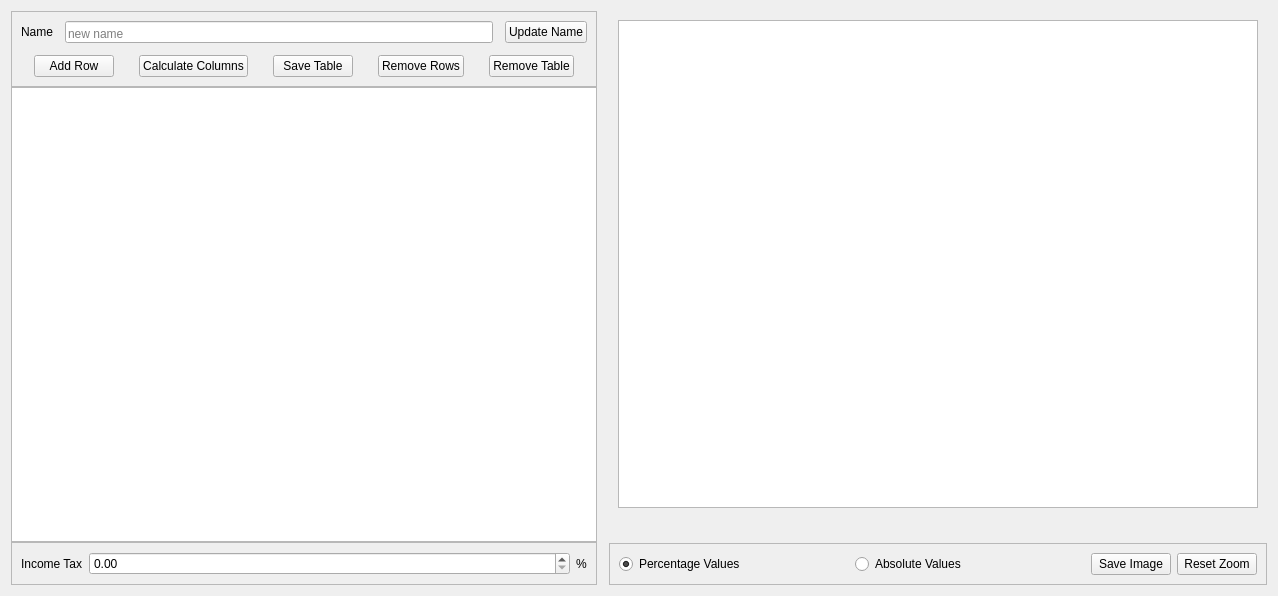
The window that src/ui/table_base.ui (wwmm/viewprofit) describes before a commit, drawn with Qt 5.
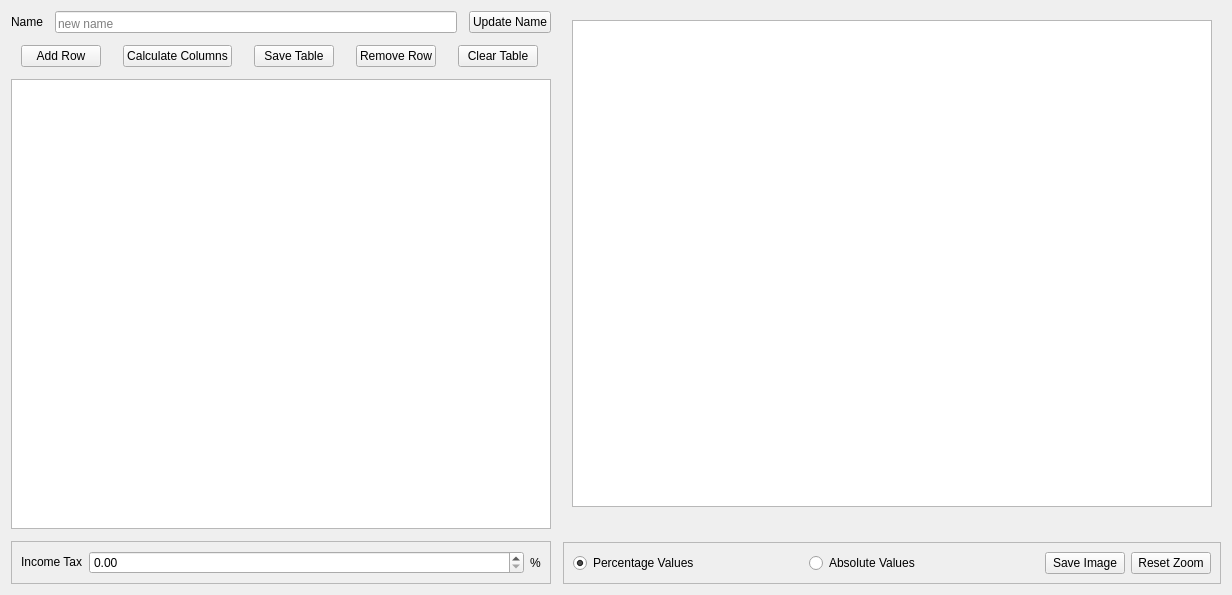
The same window after the commit. Custom widgets are drawn as their Qt base class.

```diff
--- a/src/ui/table_base.ui
+++ b/src/ui/table_base.ui
@@ -6,8 +6,8 @@
    <rect>
     <x>0</x>
     <y>0</y>
-    <width>1278</width>
-    <height>596</height>
+    <width>1232</width>
+    <height>595</height>
    </rect>
   </property>
   <property name="sizePolicy">
@@ -98,7 +98,7 @@
       <item>
        <widget class="QPushButton" name="button_save_image">
         <property name="sizePolicy">
-         <sizepolicy hsizetype="Fixed" vsizetype="Minimum">
+         <sizepolicy hsizetype="Fixed" vsizetype="Fixed">
           <horstretch>0</horstretch>
           <verstretch>0</verstretch>
          </sizepolicy>
@@ -215,41 +215,15 @@
    </item>
    <item row="1" column="0" rowspan="4">
     <layout class="QVBoxLayout" name="verticalLayout">
-     <item>
-      <widget class="QFrame" name="table_cfg_frame">
-       <property name="sizePolicy">
-        <sizepolicy hsizetype="Minimum" vsizetype="Fixed">
-         <horstretch>0</horstretch>
-         <verstretch>0</verstretch>
-        </sizepolicy>
-       </property>
-       <property name="frameShape">
-        <enum>QFrame::StyledPanel</enum>
-       </property>
-       <property name="frameShadow">
-        <enum>QFrame::Raised</enum>
-       </property>
-       <layout class="QGridLayout" name="gridLayout_3">
-        <property name="sizeConstraint">
-         <enum>QLayout::SetDefaultConstraint</enum>
-        </property>
+     <property name="spacing">
+      <number>12</number>
+     </property>
+     <item>
+      <layout class="QHBoxLayout" name="horizontalLayout_4">
         <property name="spacing">
          <number>12</number>
         </property>
-        <item row="0" column="2">
-         <widget class="QPushButton" name="button_update_name">
-          <property name="sizePolicy">
-           <sizepolicy hsizetype="Fixed" vsizetype="Fixed">
-            <horstretch>0</horstretch>
-            <verstretch>0</verstretch>
-           </sizepolicy>
-          </property>
-          <property name="text">
-           <string>Update Name</string>
-          </property>
-         </widget>
-        </item>
-        <item row="0" column="0">
+       <item>
          <widget class="QLabel" name="label_table_name">
           <property name="sizePolicy">
            <sizepolicy hsizetype="Fixed" vsizetype="Fixed">
@@ -265,8 +239,51 @@
           </property>
          </widget>
         </item>
-        <item row="1" column="0" colspan="3">
+       <item>
+        <widget class="QLineEdit" name="lineedit_table_name">
+         <property name="sizePolicy">
+          <sizepolicy hsizetype="Minimum" vsizetype="Fixed">
+           <horstretch>0</horstretch>
+           <verstretch>0</verstretch>
+          </sizepolicy>
+         </property>
+         <property name="minimumSize">
+          <size>
+           <width>0</width>
+           <height>0</height>
+          </size>
+         </property>
+         <property name="focusPolicy">
+          <enum>Qt::StrongFocus</enum>
+         </property>
+         <property name="alignment">
+          <set>Qt::AlignBottom|Qt::AlignLeading|Qt::AlignLeft</set>
+         </property>
+         <property name="placeholderText">
+          <string>new name</string>
+         </property>
+        </widget>
+       </item>
+       <item>
+        <widget class="QPushButton" name="button_update_name">
+         <property name="sizePolicy">
+          <sizepolicy hsizetype="Fixed" vsizetype="Fixed">
+           <horstretch>0</horstretch>
+           <verstretch>0</verstretch>
+          </sizepolicy>
+         </property>
+         <property name="text">
+          <string>Update Name</string>
+         </property>
+        </widget>
+       </item>
+      </layout>
+     </item>
+     <item>
          <layout class="QHBoxLayout" name="horizontalLayout">
+       <property name="spacing">
+        <number>12</number>
+       </property>
           <property name="sizeConstraint">
            <enum>QLayout::SetDefaultConstraint</enum>
           </property>
@@ -318,7 +335,7 @@
              </sizepolicy>
             </property>
             <property name="text">
-             <string>Remove Rows</string>
+          <string>Remove Row</string>
             </property>
            </widget>
           </item>
@@ -331,39 +348,11 @@
              </sizepolicy>
             </property>
             <property name="text">
-             <string>Remove Table</string>
+          <string>Clear Table</string>
             </property>
            </widget>
           </item>
          </layout>
-        </item>
-        <item row="0" column="1">
-         <widget class="QLineEdit" name="lineedit_table_name">
-          <property name="sizePolicy">
-           <sizepolicy hsizetype="Minimum" vsizetype="Fixed">
-            <horstretch>0</horstretch>
-            <verstretch>0</verstretch>
-           </sizepolicy>
-          </property>
-          <property name="minimumSize">
-           <size>
-            <width>0</width>
-            <height>0</height>
-           </size>
-          </property>
-          <property name="focusPolicy">
-           <enum>Qt::StrongFocus</enum>
-          </property>
-          <property name="alignment">
-           <set>Qt::AlignBottom|Qt::AlignLeading|Qt::AlignLeft</set>
-          </property>
-          <property name="placeholderText">
-           <string>new name</string>
-          </property>
-         </widget>
-        </item>
-       </layout>
-      </widget>
      </item>
      <item>
       <widget class="QTableView" name="table_view">
@@ -438,7 +427,7 @@
         <item row="0" column="0">
          <widget class="QLabel" name="label_3">
           <property name="sizePolicy">
-           <sizepolicy hsizetype="Fixed" vsizetype="Preferred">
+           <sizepolicy hsizetype="Fixed" vsizetype="Fixed">
             <horstretch>0</horstretch>
             <verstretch>0</verstretch>
            </sizepolicy>
```
Left out of the diff: 2 changed lines with no effect on the pictures. Lines whose indentation alone changed are shown as unchanged.
